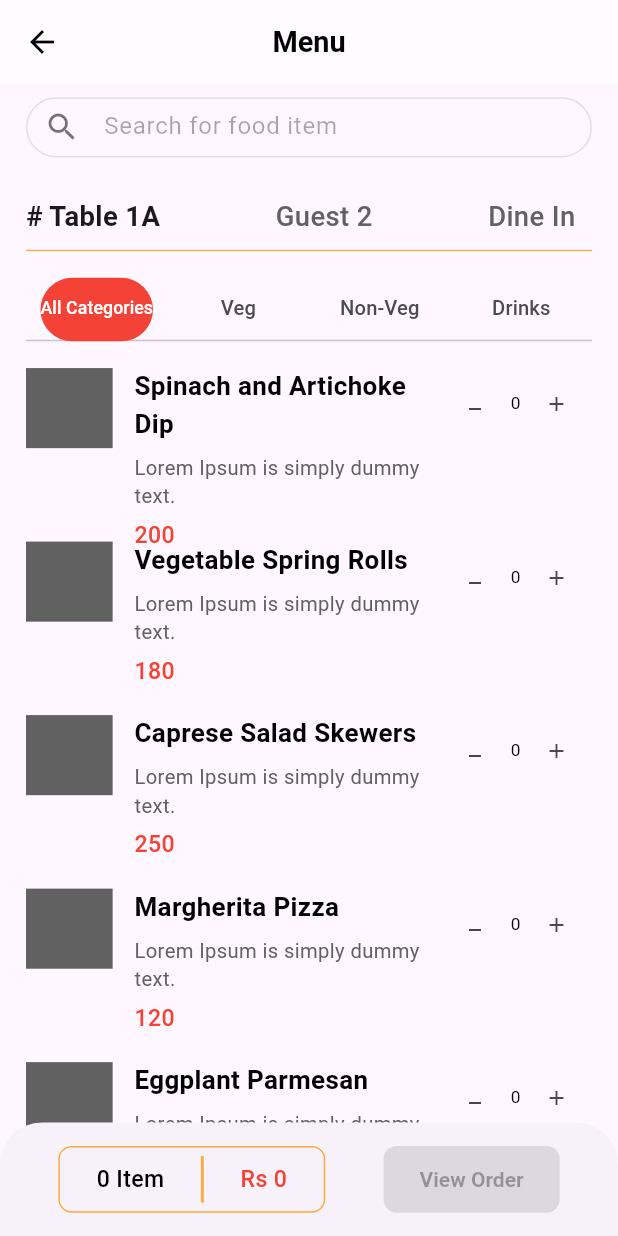
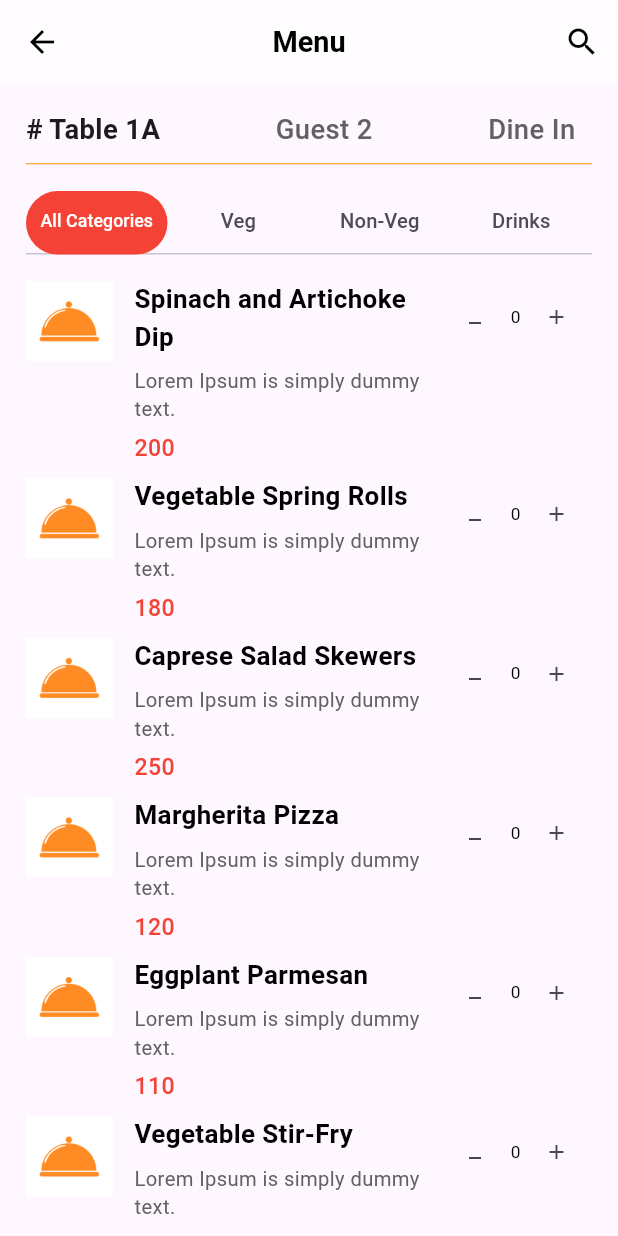
Before and after one commit to Rijankunwar3691/OrderMangementDemo, a Flutter app: the HomePage screen opened by its route, after a tap on "1A", on a phone screen of 412 x 824 dp. Run offline on Flutter 3.47's test engine with Material 3 defaults, Android fonts, the phone set to English and light mode, and no system bars; our stand-ins replace flutter_riverpod, flutter_screenutil, sqflite; accounts and stored records are empty.

Commit message:
bug fixes

```diff
--- a/lib/core/resources/assets_manager.dart
+++ b/lib/core/resources/assets_manager.dart
@@ -4,4 +4,5 @@ class ImageAssets {
   static const String profileImage = '$assetsPath/profile.png';
   static const String waiterImage = '$assetsPath/waiter.png';
   static const String waiterImage1 = '$assetsPath/waiter_1.png';
+  static const String foodIcon = '$assetsPath/food_icon.png';
 }
--- a/lib/core/resources/theme_manager.dart
+++ b/lib/core/resources/theme_manager.dart
@@ -13,6 +13,7 @@ class AppTheme {
             color: Colors.black, fontSize: 20.sp, fontWeight: FontWeight.w600),
       ),
       tabBarTheme: TabBarTheme(
+        indicatorSize: TabBarIndicatorSize.tab,
         labelColor: Colors.white,
         labelStyle: TextStyle(fontSize: 18.sp),
         unselectedLabelStyle: TextStyle(fontSize: 14.sp),
--- a/lib/features/home/presentation/screens/home_page.dart
+++ b/lib/features/home/presentation/screens/home_page.dart
@@ -21,7 +21,7 @@ class _HomePageState extends ConsumerState<HomePage> {
   Widget build(BuildContext context) {
     final tableList = ref.watch(tableListProvider);
     final orderState = ref.watch(orderListProvider);
-    final orderList = orderState.orderList;
+    final orderHistory = orderState.orderHistory;
 
     return SafeArea(
       child: Scaffold(
@@ -73,7 +73,7 @@ class _HomePageState extends ConsumerState<HomePage> {
                         crossAxisCount: 3, crossAxisSpacing: 8.w),
                     itemCount: tableList.length,
                     itemBuilder: (context, index) {
-                      if (orderList.any(
+                      if (orderHistory.any(
                           (element) => element.id == tableList[index].id)) {
                         return GestureDetector(
                             onTap: () {
@@ -84,7 +84,9 @@ class _HomePageState extends ConsumerState<HomePage> {
                                 ref
                                     .read(tableDetailProvider.notifier)
                                     .filterTableData(
-                                        ref.read(orderListProvider).orderList,
+                                        ref
+                                            .read(orderListProvider)
+                                            .orderHistory,
                                         tableList[index].id.toString());
 
                                 Navigator.pushNamed(
--- a/lib/features/menu/presentation/provider/total_price_provider.dart
+++ b/lib/features/menu/presentation/provider/total_price_provider.dart
@@ -3,7 +3,6 @@ import 'package:hoteldemo/features/menu/presentation/provider/state/calculate_to
 import 'package:hoteldemo/features/menu/presentation/provider/state/total_price_state.dart';
 
 final totalPriceProvider =
-    StateNotifierProvider.autoDispose<TotalPriceNotifier, TotalPriceState>(
-        (ref) {
+    StateNotifierProvider<TotalPriceNotifier, TotalPriceState>((ref) {
   return TotalPriceNotifier();
 });
--- a/lib/features/menu/presentation/screens/select_order_page.dart
+++ b/lib/features/menu/presentation/screens/select_order_page.dart
@@ -2,10 +2,6 @@ import 'package:flutter/material.dart';
 import 'package:flutter_riverpod/flutter_riverpod.dart';
 import 'package:flutter_screenutil/flutter_screenutil.dart';
 import 'package:hoteldemo/core/export.dart';
-import 'package:hoteldemo/core/resources/colors_manager.dart';
-import 'package:hoteldemo/core/widgets/app_bar.dart';
-import 'package:hoteldemo/core/widgets/reusable_text.dart';
-import 'package:hoteldemo/core/widgets/text_field.dart';
 import 'package:hoteldemo/features/menu/presentation/provider/menu_toogle_provider.dart';
 import 'package:hoteldemo/features/menu/presentation/provider/menu_list_provider.dart';
 import 'package:hoteldemo/features/menu/presentation/widgets/menu_list_widget.dart';
@@ -54,24 +50,26 @@ class _SelectOrderPageState extends ConsumerState<SelectOrderPage>
 
     final menuCount = ref.watch(menuCountProvider);
 
+
     return Scaffold(
-      appBar: AppBarWidget.appBar(title: 'Menu'),
+      appBar: AppBar(
+        title: const Text('Menu'),
+        centerTitle: true,
+        elevation: 0.0,
+        actions: [
+          IconButton(
+              onPressed: () {
+                Navigator.pushNamed(context, AppRoutes.menusearchRoute);
+              },
+              icon: const Icon(Icons.search))
+        ],
+      ),
       body: Padding(
         padding: EdgeInsets.symmetric(horizontal: 18.w, vertical: 10.h),
         child: Column(
           children: [
-            GestureDetector(
-              onTap: () =>
-                  Navigator.pushNamed(context, AppRoutes.menusearchRoute),
-              child: SizedBox(
-                  height: 45.h,
-                  child: BuildTextFormField(
-                      enabled: false,
-                      hintText: 'Search for food item',
-                      radius: 30.r)),
-            ),
             SizedBox(
-              height: 30.h,
+              height: 10.h,
             ),
             Row(
               children: [
@@ -174,8 +172,10 @@ class _SelectOrderPageState extends ConsumerState<SelectOrderPage>
           ],
         ),
       ),
-      bottomSheet: TotalSheetWidget(
-          orderCount: menuCount.length, tableNo: widget.tableNo.toString()),
+      bottomSheet: menuCount.isEmpty
+          ? const SizedBox()
+          : TotalSheetWidget(
+              orderCount: menuCount.length, tableNo: widget.tableNo.toString()),
     );
   }
 }
--- a/lib/features/menu/presentation/widgets/menu_list_widget.dart
+++ b/lib/features/menu/presentation/widgets/menu_list_widget.dart
@@ -1,6 +1,7 @@
 import 'package:flutter/material.dart';
 import 'package:flutter_riverpod/flutter_riverpod.dart';
 import 'package:flutter_screenutil/flutter_screenutil.dart';
+import 'package:hoteldemo/core/resources/assets_manager.dart';
 import 'package:hoteldemo/core/resources/colors_manager.dart';
 import 'package:hoteldemo/core/widgets/item_count_button.dart';
 import 'package:hoteldemo/core/widgets/reusable_text.dart';
@@ -21,16 +22,16 @@ class _MenuListWidgetState extends ConsumerState<MenuListWidget> {
   Widget build(BuildContext context) {
     final menuCount = ref.watch(menuCountProvider);
 
-    return SizedBox(
-      height: 120.h,
-      width: double.infinity,
-      child: Row(
+    return Row(
       crossAxisAlignment: CrossAxisAlignment.start,
       children: [
-          Container(
+        SizedBox(
           height: 60.h,
           width: 60.w,
-            color: Appcolors.greyInformation,
+          child: Image.asset(
+            ImageAssets.foodIcon,
+            fit: BoxFit.cover,
+          ),
         ),
         SizedBox(
           width: 15.w,
@@ -83,7 +84,6 @@ class _MenuListWidgetState extends ConsumerState<MenuListWidget> {
           ),
         )
       ],
-      ),
     );
   }
 }
--- a/lib/features/menu/presentation/widgets/total_sheet_widget.dart
+++ b/lib/features/menu/presentation/widgets/total_sheet_widget.dart
@@ -57,9 +57,7 @@ class _TotalSheetWidgetState extends ConsumerState<TotalSheetWidget> {
             ),
           ),
           ElevatedButton(
-              onPressed: menuCount.isEmpty
-                  ? null
-                  : () {
+              onPressed: () {
                 ref
                     .read(orderListProvider.notifier)
                     .getOrderList(menuCount, widget.tableNo);
--- a/lib/features/orders/presentation/provider/order_list_provider.dart
+++ b/lib/features/orders/presentation/provider/order_list_provider.dart
@@ -5,6 +5,6 @@ import 'package:hoteldemo/features/orders/presentation/provider/state/order_stat
 
 final orderListProvider =
     StateNotifierProvider<OrderStateNotifier, OrderState>((ref) {
-      final ordersRepository = ref.watch(orderRepoProvider);
-  return  OrderStateNotifier(ordersRepository: ordersRepository);
+  final ordersRepository = ref.watch(orderRepoProvider);
+  return OrderStateNotifier(ordersRepository: ordersRepository);
 });
--- a/lib/features/orders/presentation/provider/state/order_state_notifier.dart
+++ b/lib/features/orders/presentation/provider/state/order_state_notifier.dart
@@ -8,6 +8,7 @@ class OrderStateNotifier extends StateNotifier<OrderState> {
   OrderStateNotifier({required this.ordersRepository})
       : super(OrderState(
           orderList: [],
+          orderHistory: [],
           isLoad: false,
         ));
 
@@ -30,7 +31,7 @@ class OrderStateNotifier extends StateNotifier<OrderState> {
     state = state.copyWith(isLoad: true);
     final data = await ordersRepository.getOrdersList();
 
-    state = state.copyWith(isLoad: false, orderList: data);
+    state = state.copyWith(isLoad: false, orderHistory: data);
   }
 
   Future<void> deleteOrder(int id) async {
--- a/lib/features/orders/presentation/screens/orders_page.dart
+++ b/lib/features/orders/presentation/screens/orders_page.dart
@@ -19,7 +19,7 @@ class _OrdersPageState extends ConsumerState<OrdersPage> {
     final orderState = ref.watch(orderListProvider);
 
     final isLoad = orderState.isLoad;
-    final orderList = orderState.orderList;
+    final orderList = orderState.orderHistory;
     return Scaffold(
       appBar: AppBarWidget.appBar(title: 'Orders'),
       body: isLoad
--- a/lib/features/splash screen/presentation/screens/splash_page.dart
+++ b/lib/features/splash screen/presentation/screens/splash_page.dart
@@ -38,7 +38,7 @@ class _SplashScreenState extends State<SplashScreen> {
             height: 40.h,
           ),
           TweenAnimationBuilder(
-            duration: const Duration(seconds: 4),
+            duration: const Duration(seconds: 2),
             tween: Tween<double>(begin: 0.0, end: 1.0),
             builder: (BuildContext context, dynamic value, Widget? child) {
               return Opacity(
@@ -55,7 +55,7 @@ class _SplashScreenState extends State<SplashScreen> {
             height: 7.h,
           ),
           TweenAnimationBuilder(
-            duration: const Duration(seconds: 3),
+            duration: const Duration(seconds: 2),
             tween: Tween<double>(begin: 0.0, end: 1.0),
             builder: (BuildContext context, dynamic value, Widget? child) {
               return Opacity(
--- a/lib/features/table status/presentation/screens/table_detail_page.dart
+++ b/lib/features/table status/presentation/screens/table_detail_page.dart
@@ -26,7 +26,7 @@ class _TableDetailPageState extends ConsumerState<TableDetailPage> {
     return Scaffold(
       appBar: AppBarWidget.appBar(title: 'Table Detail'),
       body: isLoad
-          ? const CircularProgressIndicator()
+          ? const Center(child: CircularProgressIndicator())
           : tableDetail.isEmpty
               ? Center(
                   child: ReusableText.textWigdet(
@@ -101,7 +101,9 @@ class _TableDetailPageState extends ConsumerState<TableDetailPage> {
                                   ref
                                       .read(tableDetailProvider.notifier)
                                       .filterTableData(
-                                          ref.read(orderListProvider).orderList,
+                                          ref
+                                              .read(orderListProvider)
+                                              .orderHistory,
                                           tableDetail[index].id!.toString());
                                 });
                               },
--- a/pubspec.yaml
+++ b/pubspec.yaml
@@ -67,6 +67,9 @@ flutter:
     - assets/icons/profile.png
     - assets/icons/waiter.png
     - assets/icons/waiter_1.png
+    - assets/icons/food_icon.png
+
+
 
   #   - images/a_dot_ham.jpeg
 
```
Also changed, not shown: lib/core/widgets/messenger.dart (added, +16 -0 lines), lib/features/orders/presentation/provider/state/order_state.dart (+5 -3 lines), lib/features/orders/presentation/screens/order_summary_page.dart (+13 -11 lines), lib/features/search/presentation/screens/menu_search_page.dart (+4 -6 lines), lib/features/search/presentation/screens/table_search_page.dart (+20 -21 lines), assets/icons/food_icon.png (added). Lines whose indentation alone changed are shown as unchanged.
